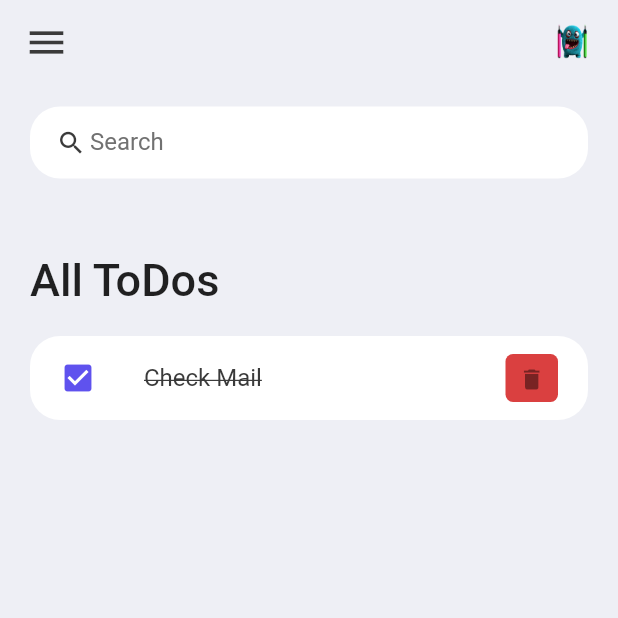
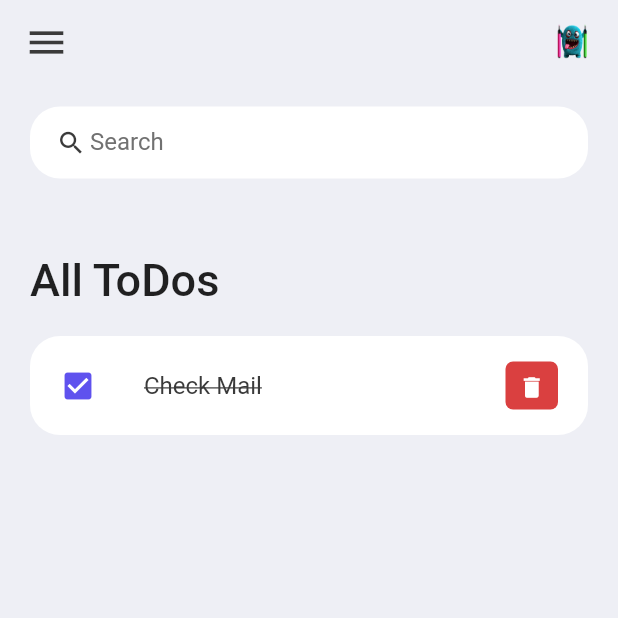
Before and after one commit to erdemgocen44/TodoList, a Flutter app: the screen it shows after launch, on a phone screen of 412 x 824 dp, the top half of it. Run offline on Flutter 3.47's test engine with Material 2 defaults, Android fonts, the phone set to English and light mode, and no system bars.

Commit message:
todo items button

```diff
--- a/lib/widgets/todo_items.dart
+++ b/lib/widgets/todo_items.dart
@@ -19,9 +19,7 @@ class _TodoItemsState extends State<TodoItems> {
         shape: RoundedRectangleBorder(
           borderRadius: BorderRadius.circular(20),
         ),
-        contentPadding: EdgeInsets.symmetric(
-          horizontal: 20,
-        ),
+        contentPadding: EdgeInsets.symmetric(horizontal: 20, vertical: 5),
         tileColor: Colors.white,
         leading: Icon(
           Icons.check_box,
@@ -45,7 +43,10 @@ class _TodoItemsState extends State<TodoItems> {
           ),
           child: IconButton(
             onPressed: () {},
-            icon: Icon(Icons.delete),
+            icon: Icon(
+              Icons.delete,
+              color: Colors.white,
+            ),
             iconSize: 18,
           ),
         ),
```
